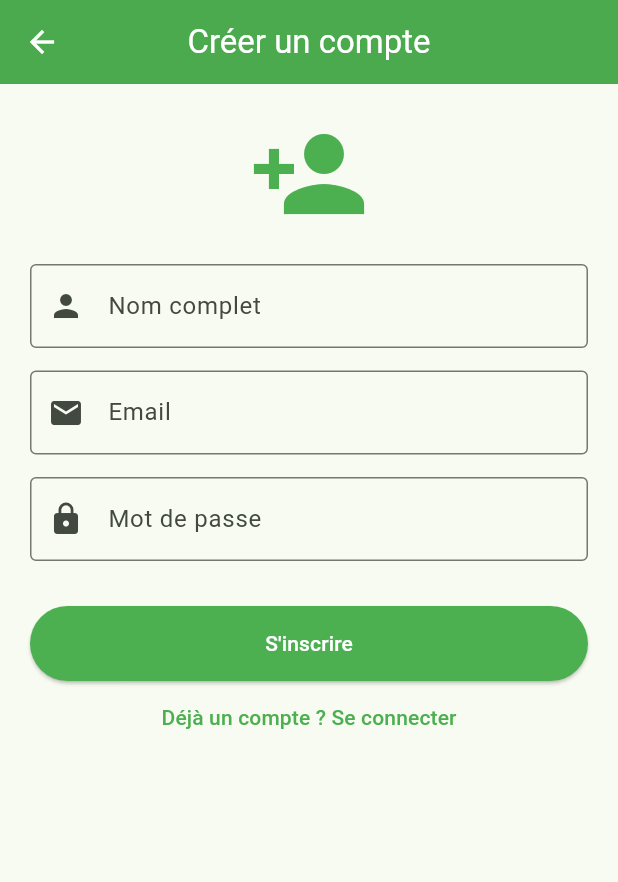
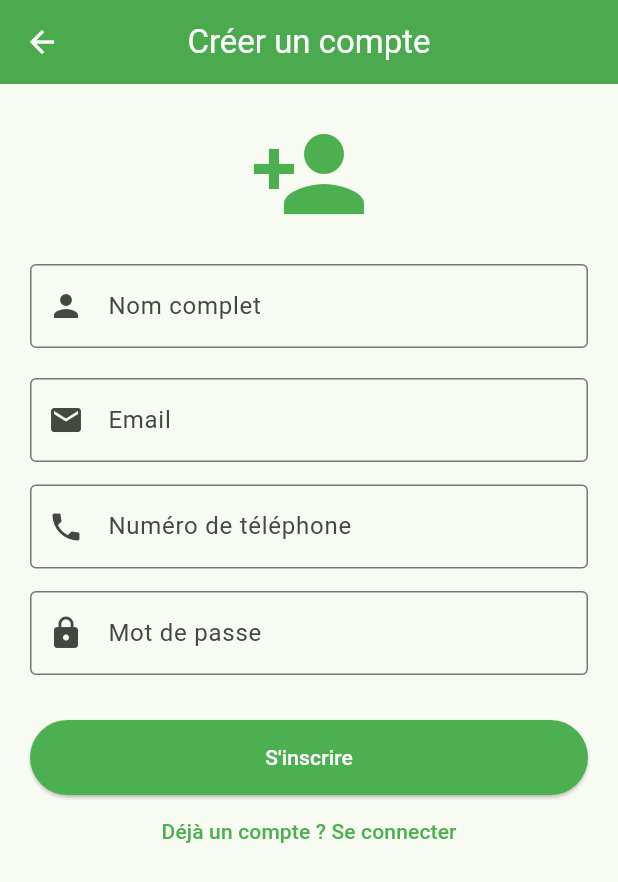
Before and after one commit to meyuefotsocelislaurence-dev/cityreport, a Flutter app: the RegisterPage screen opened by its route, on a phone screen of 412 x 824 dp. Shown: the top 882 px of the screen. Run offline on Flutter 3.47's test engine with Material 3 defaults, Android fonts, the phone set to English and light mode, and no system bars; our stand-ins replace flutter_map, geolocator, image_picker, latlong2, supabase_flutter; accounts and stored records are empty.

Commit message:
Refactor RegisterPage to use Supabase for authentication and update UI components

```diff
--- a/lib/views/register_page.dart
+++ b/lib/views/register_page.dart
@@ -1,18 +1,73 @@
 import 'package:flutter/material.dart';
 import '../controlers/auth_controller.dart';
+import 'package:supabase_flutter/supabase_flutter.dart';
 
-class RegisterPage extends StatelessWidget {
-  final AuthController _authController = AuthController();
+final supabase = Supabase.instance.client;
 
-  RegisterPage({super.key});
+class RegisterPage extends StatefulWidget {
+  const RegisterPage({super.key});
+
+  @override
+  State<RegisterPage> createState() => _RegisterPageState();
+}
+
+class _RegisterPageState extends State<RegisterPage> {
+  final _nameController = TextEditingController();
+  final _emailController = TextEditingController();
+  final _phoneController = TextEditingController();
+  final _passwordController = TextEditingController();
+  bool _isLoading = false;
+
+  Future<void> _signUp() async {
+    setState(() => _isLoading = true);
+    try {
+      /** 1. Appel a supabase Auth */
+      await supabase.auth.signUp(
+        email: _emailController.text.trim(),
+        password: _passwordController.text.trim(),
+        // phone: _phoneController.text.trim(), // Retiré car peut causer des erreurs si l'auth SMS n'est pas activée
+        /** On envoi le 'name' et 'phone' dans le metadata pour que le Trigger SQL le recupere */
+        data: {
+          'name': _nameController.text.trim(),
+          'phone': _phoneController.text.trim(),
+        },
+      );
+
+      if (mounted) {
+        ScaffoldMessenger.of(context).showSnackBar(
+          const SnackBar(
+            content: Text(
+              "Inscription réussie ! Veuillez vérifier votre email.",
+            ),
+          ),
+        );
+      }
+    } on AuthException catch (error) {
+      if (mounted) {
+        ScaffoldMessenger.of(context).showSnackBar(
+          SnackBar(content: Text(error.message), backgroundColor: Colors.red),
+        );
+      }
+    } catch (error) {
+      // Afficher l'erreur réelle pour le débogage
+      print('Erreur lors de l\'inscription: $error');
+      if (mounted) {
+        ScaffoldMessenger.of(context).showSnackBar(
+          SnackBar(
+            content: Text("Erreur: ${error.toString()}"),
+            backgroundColor: Colors.red,
+          ),
+        );
+      }
+    } finally {
+      if (mounted) setState(() => _isLoading = false);
+    }
+  }
 
   @override
   Widget build(BuildContext context) {
     return Scaffold(
-      appBar: AppBar(
-        title: const Text("Créer un compte"),
-        // Flèche retour automatique si on vient de la page login
-      ),
+      appBar: AppBar(title: const Text("Créer un compte")),
       body: SingleChildScrollView(
         padding: const EdgeInsets.all(20.0),
         child: Column(
@@ -21,16 +76,16 @@ class RegisterPage extends StatelessWidget {
             const Icon(Icons.person_add, size: 80, color: Colors.green),
             const SizedBox(height: 20),
             TextField(
-              controller: _authController.nameController,
+              controller: _nameController,
               decoration: const InputDecoration(
                 labelText: "Nom complet",
                 border: OutlineInputBorder(),
                 prefixIcon: Icon(Icons.person),
               ),
             ),
-            const SizedBox(height: 15),
+            const SizedBox(height: 20),
             TextField(
-              controller: _authController.emailController,
+              controller: _emailController,
               decoration: const InputDecoration(
                 labelText: "Email",
                 border: OutlineInputBorder(),
@@ -39,7 +94,16 @@ class RegisterPage extends StatelessWidget {
             ),
             const SizedBox(height: 15),
             TextField(
-              controller: _authController.passwordController,
+              controller: _phoneController,
+              decoration: const InputDecoration(
+                labelText: "Numéro de téléphone",
+                border: OutlineInputBorder(),
+                prefixIcon: Icon(Icons.phone),
+              ),
+            ),
+            const SizedBox(height: 15),
+            TextField(
+              controller: _passwordController,
               decoration: const InputDecoration(
                 labelText: "Mot de passe",
                 border: OutlineInputBorder(),
@@ -52,9 +116,14 @@ class RegisterPage extends StatelessWidget {
               width: double.infinity,
               height: 50,
               child: ElevatedButton(
-                onPressed: () => _authController.register(context),
+                onPressed: _isLoading ? null : _signUp,
                 style: ElevatedButton.styleFrom(backgroundColor: Colors.green),
-                child: const Text("S'inscrire", style: TextStyle(color: Colors.white)),
+                child: _isLoading
+                    ? const CircularProgressIndicator(color: Colors.white)
+                    : const Text(
+                        "S'inscrire",
+                        style: TextStyle(color: Colors.white),
+                      ),
               ),
             ),
             TextButton(
```
